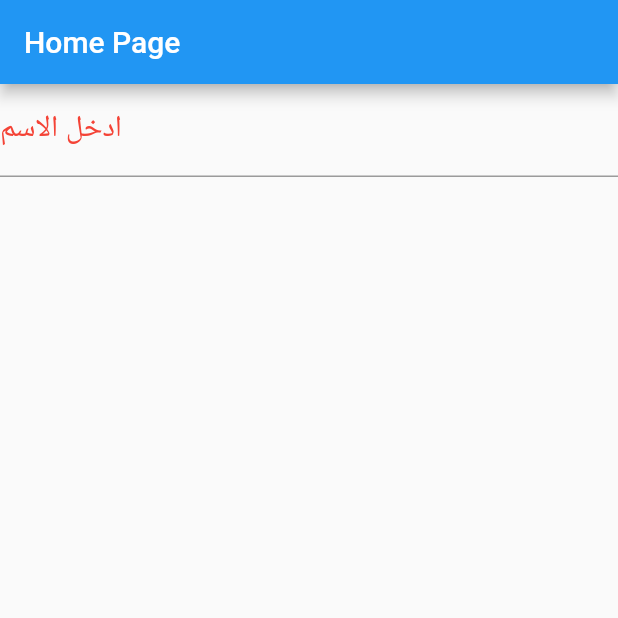
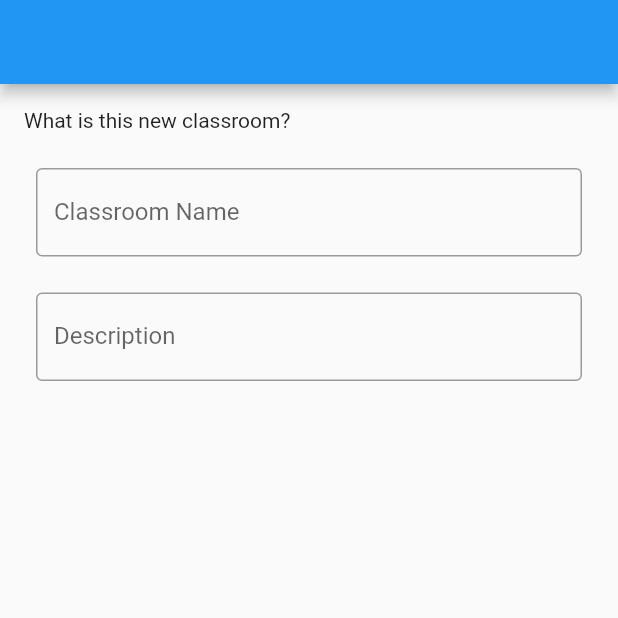
Before and after one commit to fredj789/Flutter-Expand-Occupy-TextFormField-to-Fill-Rest-of-Screen, a Flutter app: the screen it shows after launch, on a phone screen of 412 x 824 dp, the top half of it. Run offline on Flutter 3.47's test engine with Material 2 defaults, Android fonts, the phone set to English and light mode, and no system bars.

Commit message:
Programming flutter

```diff
--- a/lib/homePage.dart
+++ b/lib/homePage.dart
@@ -11,18 +11,53 @@ class _MyPageHomeState extends State<MyPageHome> {
   @override
   Widget build(BuildContext context) {
     return Scaffold(
-        appBar: AppBar(
-          title: Text("Home Page"),
+      appBar: AppBar(
+          //title: Text(widget.title),
+          ),
+      body: Padding(
+        padding: const EdgeInsets.all(16.0),
+        child: Column(
+          mainAxisAlignment: MainAxisAlignment.start,
+          crossAxisAlignment: CrossAxisAlignment.start,
+          children: <Widget>[
+            Text("What is this new classroom?"),
+            SizedBox(
+              height: 8.0,
+            ),
+            Expanded(
+              child: Form(
+                // key: _formKey,
+                child:
+                    ListView(padding: EdgeInsets.all(8.0), children: <Widget>[
+                  Container(
+                      padding: EdgeInsets.symmetric(vertical: 8.0),
+                      child: TextFormField(
+                        decoration: InputDecoration(
+                          border: OutlineInputBorder(),
+                          labelText: "Classroom Name",
+                          hintText: "What's name of the new classroom?",
+                        ),
+                      )),
+                  SizedBox(
+                    height: 8.0,
+                  ),
+                  Container(
+                    padding: EdgeInsets.symmetric(vertical: 8.0),
+                    child: TextFormField(
+                      decoration: InputDecoration(
+                        border: OutlineInputBorder(),
+                        labelText: "Description",
+                        hintText: "Description of the new classroom",
+                      ),
+                      //maxLines: 5,
+                    ),
+                  ),
+                ]),
+              ),
+            ),
+          ],
         ),
-        body: Column(
-          children: [
-            TextFormField(
-              decoration: InputDecoration(
-                  //suffix: Text("الاسم"), suffixIcon: Icon(Icons.person)),
-                  labelText: "ادخل الاسم ",
-                  labelStyle: TextStyle(color: Colors.red, fontSize: 20)),
-            )
-          ],
-        ));
+      ),
+    );
   }
 }
```
